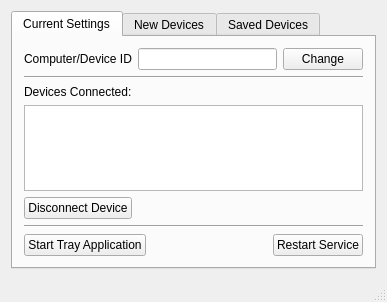
The window that src-qt4/pc-bluetoothmanager/btmaingui.ui (trueos/pcbsd) describes before a commit, drawn with Qt 5.
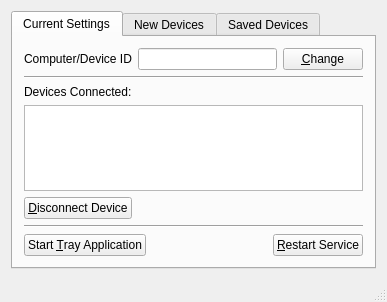
The same window after the commit. The open tabs and pages were chosen to show the change.

Commit message: Added shortcut keys to bluetooth gui.

The edit to the form file:
```diff
--- a/src-qt4/pc-bluetoothmanager/btmaingui.ui
+++ b/src-qt4/pc-bluetoothmanager/btmaingui.ui
@@ -44,7 +44,7 @@
           <item>
            <widget class="QPushButton" name="pushChangeCompName">
             <property name="text">
-             <string>Change</string>
+             <string>&amp;Change</string>
             </property>
            </widget>
           </item>
@@ -72,7 +72,7 @@
           <item>
            <widget class="QPushButton" name="pushDisconnectDevice">
             <property name="text">
-             <string>Disconnect Device</string>
+             <string>&amp;Disconnect Device</string>
             </property>
            </widget>
           </item>
@@ -103,7 +103,7 @@
           <item>
            <widget class="QPushButton" name="pushStartTray">
             <property name="text">
-             <string>Start Tray Application</string>
+             <string>Start &amp;Tray Application</string>
             </property>
            </widget>
           </item>
@@ -123,7 +123,7 @@
           <item>
            <widget class="QPushButton" name="pushRestart">
             <property name="text">
-             <string>Restart Service</string>
+             <string>&amp;Restart Service</string>
             </property>
            </widget>
           </item>
```
Left out of the diff: 12 changed lines with no effect on the pictures.
